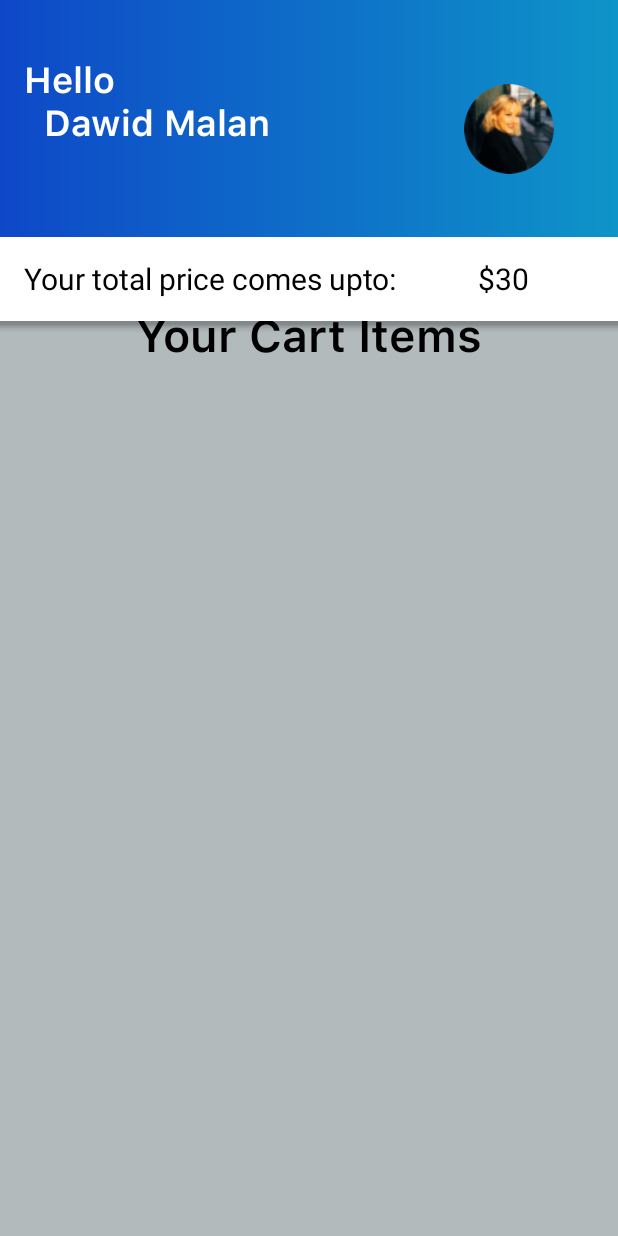
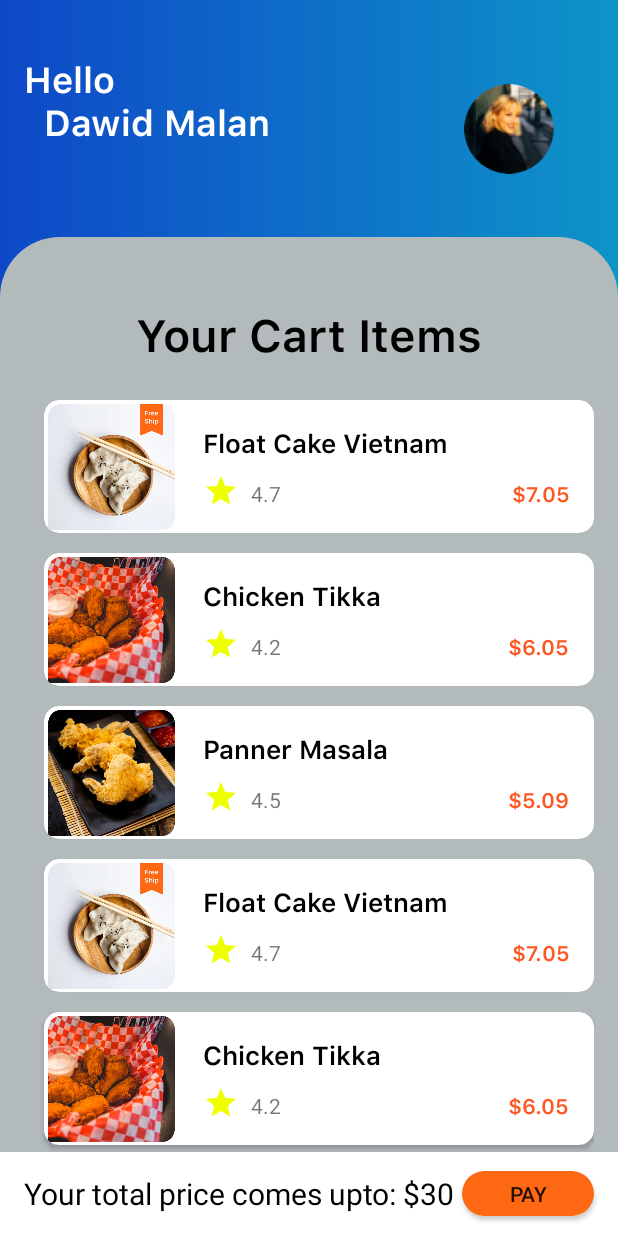
Before and after one commit to Sreejan100/projects, an Android app: the addtocart screen opened directly, with no data from a screen before it, on a phone screen of 412 x 824 dp. Run offline under Robolectric (Android 15) with nearby library versions, the phone set to English and light mode, and no system bars; our stand-ins replace CircleImageView.

Commit message:
"College Project"

```diff
--- a/Food Delivery System/app/src/main/java/com/example/registrationpage/addtocart.java
+++ b/Food Delivery System/app/src/main/java/com/example/registrationpage/addtocart.java
@@ -1,14 +1,48 @@
 package com.example.registrationpage;
 
 import androidx.appcompat.app.AppCompatActivity;
+import androidx.recyclerview.widget.LinearLayoutManager;
+import androidx.recyclerview.widget.RecyclerView;
 
 import android.os.Bundle;
 
+import com.example.registrationpage.adapter.AddtoCartAdapter;
+import com.example.registrationpage.model.AddtoCart;
+
+import java.util.ArrayList;
+import java.util.List;
+
 public class addtocart extends AppCompatActivity {
+    RecyclerView addtocartrecycleview;
+    AddtoCartAdapter addtoCartAdapter;
 
     @Override
     protected void onCreate(Bundle savedInstanceState) {
         super.onCreate(savedInstanceState);
         setContentView(R.layout.activity_addtocart);
+
+        List<AddtoCart> listitems = new ArrayList<>();
+
+        listitems.add(new AddtoCart(R.drawable.popularfood1,"4.7","Float Cake Vietnam","$7.05"));
+        listitems.add(new AddtoCart(R.drawable.popularfood2,"4.2","Chicken Tikka","$6.05"));
+        listitems.add(new AddtoCart(R.drawable.popularfood3,"4.5","Panner Masala","$5.09"));
+        listitems.add(new AddtoCart(R.drawable.popularfood1,"4.7","Float Cake Vietnam","$7.05"));
+        listitems.add(new AddtoCart(R.drawable.popularfood2,"4.2","Chicken Tikka","$6.05"));
+        listitems.add(new AddtoCart(R.drawable.popularfood3,"4.5","Panner Masala","$5.09"));
+        listitems.add(new AddtoCart(R.drawable.popularfood1,"4.7","Float Cake Vietnam","$7.05"));
+        listitems.add(new AddtoCart(R.drawable.popularfood2,"4.2","Chicken Tikka","$6.05"));
+        listitems.add(new AddtoCart(R.drawable.popularfood3,"4.5","Panner Masala","$5.09"));
+
+        setAddtocart(listitems);
+
+    }
+
+    private void setAddtocart(List<AddtoCart> listitems) {
+
+        addtocartrecycleview = (RecyclerView)findViewById(R.id.cartrecyclerview);
+        RecyclerView.LayoutManager layoutManager = new LinearLayoutManager(this,RecyclerView.VERTICAL,false);
+        addtocartrecycleview.setLayoutManager(layoutManager);
+        addtoCartAdapter = new AddtoCartAdapter(this,listitems);
+        addtocartrecycleview.setAdapter(addtoCartAdapter);
     }
 }
--- a/Food Delivery System/app/src/main/res/layout/activity_addtocart.xml
+++ b/Food Delivery System/app/src/main/res/layout/activity_addtocart.xml
@@ -59,12 +59,16 @@
             app:layout_constraintTop_toTopOf="parent" />
 
         <androidx.recyclerview.widget.RecyclerView
-            android:layout_width="wrap_content"
+            android:id="@+id/cartrecyclerview"
+            android:layout_width="match_parent"
             android:layout_height="wrap_content"
-            android:id="@+id/cartrecyclerview"
             android:layout_marginStart="16dp"
             android:layout_marginLeft="16dp"
             android:layout_marginTop="10dp"
+            android:layout_marginEnd="16dp"
+            android:layout_marginRight="16dp"
+            android:orientation="vertical"
+            app:layout_constraintEnd_toEndOf="parent"
             app:layout_constraintStart_toStartOf="parent"
             app:layout_constraintTop_toBottomOf="@+id/textView3" />
 
@@ -73,7 +77,7 @@
             android:layout_height="wrap_content"
             app:layout_constraintBottom_toBottomOf="parent"
             app:layout_constraintEnd_toEndOf="parent"
-            app:layout_constraintStart_toStartOf="parent"/>
+            app:layout_constraintStart_toStartOf="parent">
 
             <com.google.android.material.bottomappbar.BottomAppBar
                 android:id="@+id/bottomAppBar"
@@ -99,14 +103,28 @@
                     android:id="@+id/pricepoint"
                     android:layout_width="wrap_content"
                     android:layout_height="wrap_content"
-                android:layout_marginLeft="70dp"
+                    android:layout_marginLeft="20dp"
                     android:textColor="#000"
                     android:textSize="20dp"
                     android:text="$30"
                     tools:layout_editor_absoluteX="32dp"
                     tools:layout_editor_absoluteY="528dp" />
 
+                <androidx.appcompat.widget.AppCompatButton
+                    android:layout_width="wrap_content"
+                    android:layout_height="30dp"
+                    android:layout_marginLeft="5dp"
+                    android:text="Pay"
+                    android:background="@drawable/details_cart_button_bg"/>
+
             </com.google.android.material.bottomappbar.BottomAppBar>
+
+
+
+
+        </androidx.coordinatorlayout.widget.CoordinatorLayout>
+
+
 
 
     </androidx.constraintlayout.widget.ConstraintLayout>
--- a/Food Delivery System/app/src/main/res/layout/addtocartrecycler.xml
+++ b/Food Delivery System/app/src/main/res/layout/addtocartrecycler.xml
@@ -3,6 +3,9 @@
     xmlns:android="http://schemas.android.com/apk/res/android"
     xmlns:app="http://schemas.android.com/apk/res-auto"
     xmlns:tools="http://schemas.android.com/tools"
+    android:layout_marginTop="13dp"
+    android:layout_marginStart="13dp"
+    app:cardCornerRadius="10dp"
     android:layout_width="match_parent"
     android:layout_height="wrap_content">
 
```
Lines whose indentation alone changed are shown as unchanged.
